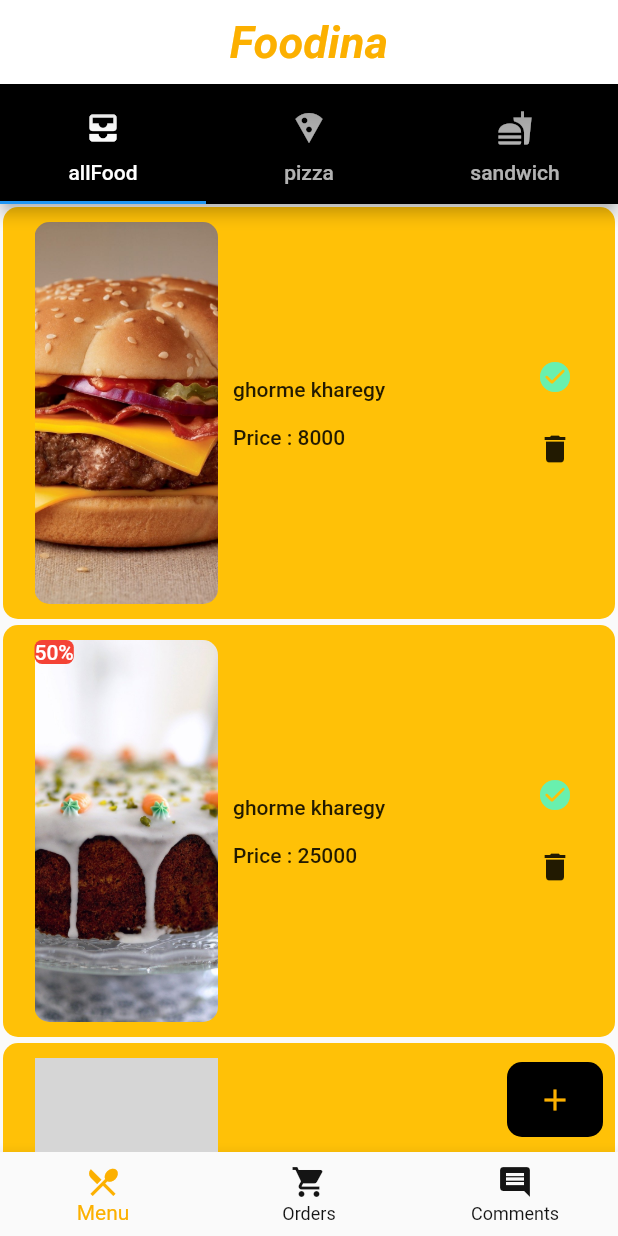
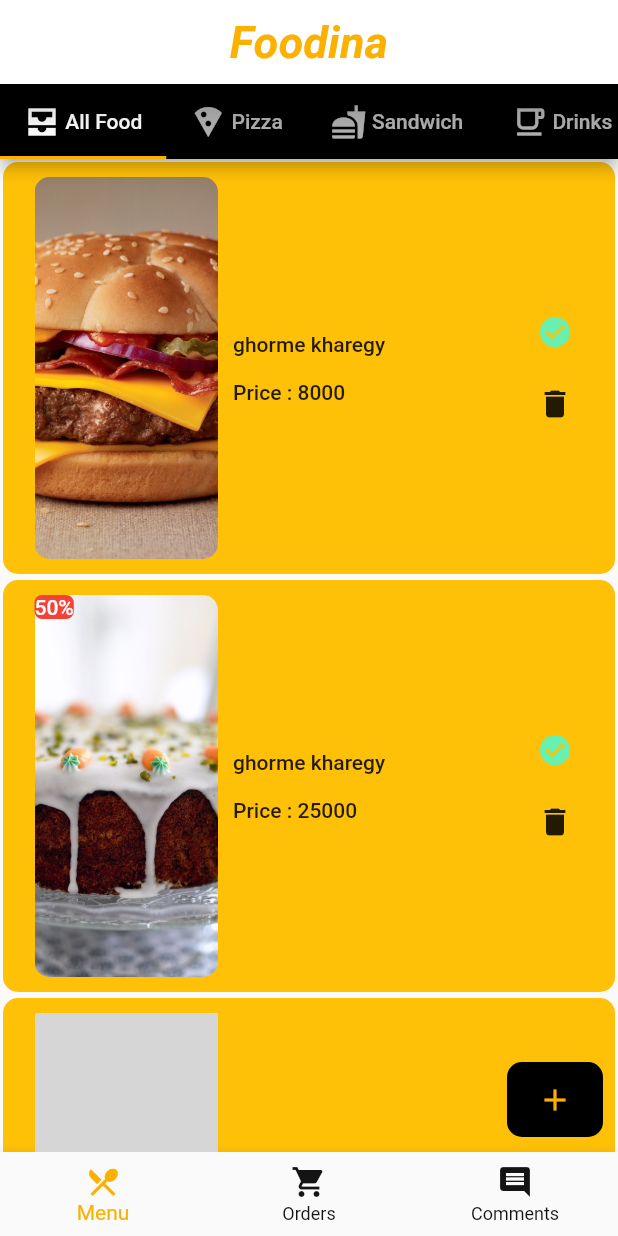
Before and after one commit to seyed-mostafa/seller_app, a Flutter app: the screen it shows after launch, on a phone screen of 412 x 824 dp. Run offline on Flutter 3.47's test engine with Material 2 defaults, Android fonts, the phone set to English and light mode, and no system bars; our stand-ins replace google_maps_flutter; statements that could not run were skipped; grey boxes are pictures that could not be loaded.

Commit message:
تب بار بهتر شد.

```diff
--- a/lib/Pages/tabBar.dart
+++ b/lib/Pages/tabBar.dart
@@ -1,10 +1,11 @@
 
 
 import 'package:flutter/material.dart';
+import 'package:seller_app/Objects/Food.dart';
 import 'package:seller_app/Objects/Restaurant.dart';
+import 'package:seller_app/Objects/theme.dart';
 import 'package:seller_app/Pages/MenuPage.dart';
-import 'package:seller_app/Pages/MenuPagePizza.dart';
-import 'package:seller_app/Pages/MenuPageSandwich.dart';
+import 'package:seller_app/Pages/MenuType.dart';
 
 class tabBar extends StatefulWidget {
 
@@ -21,18 +22,30 @@ class _tabBarState extends State<tabBar> {
   @override
   Widget build(BuildContext context) {
     return DefaultTabController(
-      length: 3,
+      length: 11,
       child: Scaffold(
         appBar: AppBar(
-          toolbarHeight: 80,
+          toolbarHeight: 50,
           flexibleSpace: Column(
             mainAxisAlignment: MainAxisAlignment.end,
             children: [
               TabBar(
+                labelColor: Colors.white,
+                indicatorColor: theme.yellow,
+                isScrollable: true,
                   tabs: [
-                    Tab(icon: Icon(Icons.all_inbox), text: "allFood",),
-                    Tab(icon: Icon(Icons.local_pizza), text: "pizza",),
-                    Tab(icon: Icon(Icons.fastfood), text: "sandwich",)
+                    Tab(child: Row(children: [Icon(Icons.all_inbox_sharp), Text(" All Food")],),),
+                    //if(widget.currentRestaurant.getTypeFoods().contains(TypeFood.Pizza))
+                    Tab(child: Row(children: [Icon(Icons.local_pizza), Text(" Pizza")],),),
+                    Tab(child: Row(children: [Icon(Icons.fastfood), Text(" Sandwich")],),),
+                    Tab(child: Row(children: [Icon(Icons.free_breakfast_outlined), Text(" Drinks")],),),
+                    Tab(child: Row(children: [Icon(Icons.food_bank_rounded), Text(" Persian Food")],),),
+                    Tab(child: Row(children: [Icon(Icons.no_food_outlined), Text(" Dessert")],),),
+                    Tab(child: Row(children: [Icon(Icons.fastfood_outlined), Text(" Appetizer")],),),
+                    Tab(child: Row(children: [Icon(Icons.local_fire_department_outlined), Text(" Fried")],),),
+                    Tab(child: Row(children: [Icon(Icons.set_meal), Text(" Steak")],),),
+                    Tab(child: Row(children: [Icon(Icons.breakfast_dining), Text(" Breakfast")],),),
+                    Tab(child: Row(children: [Icon(Icons.food_bank_rounded), Text(" International")],),),
                   ]
               )
             ],
@@ -41,8 +54,16 @@ class _tabBarState extends State<tabBar> {
         body: TabBarView(
           children: [
             FoodMenu( widget.currentRestaurant),
-            PizzaMenu( widget.currentRestaurant),
-            SandwichMenu( widget.currentRestaurant)
+            MenuType(widget.currentRestaurant, TypeFood.Pizza),
+            MenuType(widget.currentRestaurant, TypeFood.Sandwich),
+            MenuType(widget.currentRestaurant, TypeFood.Drinks),
+            MenuType(widget.currentRestaurant, TypeFood.PersianFood),
+            MenuType(widget.currentRestaurant, TypeFood.Dessert),
+            MenuType(widget.currentRestaurant, TypeFood.Appetizer),
+            MenuType(widget.currentRestaurant, TypeFood.Fried),
+            MenuType(widget.currentRestaurant, TypeFood.Steaks),
+            MenuType(widget.currentRestaurant, TypeFood.Breakfast),
+            MenuType(widget.currentRestaurant, TypeFood.International),
           ],
         ),
       ),
```
Also changed, not shown: lib/Pages/MenuPageSandwich.dart (deleted, +0 -169 lines), lib/Pages/MenuType.dart (renamed from lib/Pages/MenuPagePizza.dart, +9 -8 lines).
